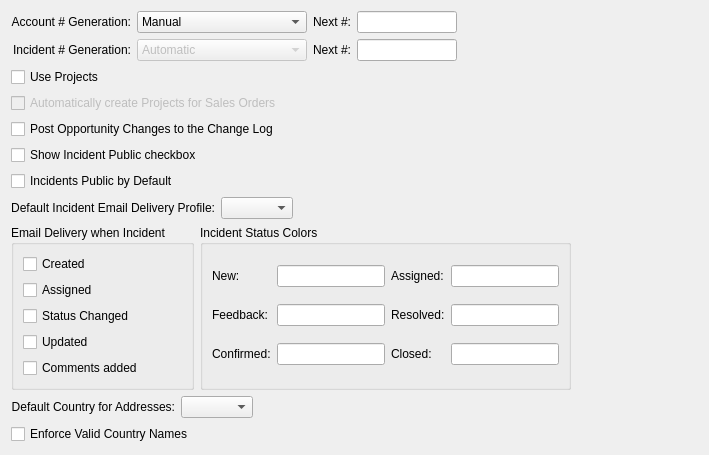
knowhow/xtuple, file guiclient/configureCRM.ui: the form before one commit.
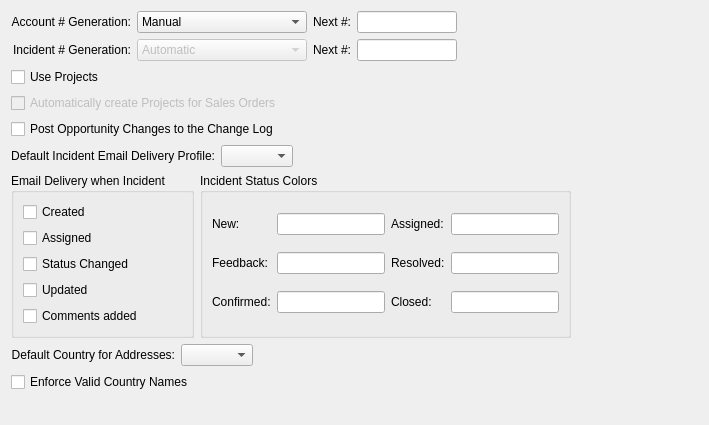
The form after the commit. Custom widgets are drawn as their Qt base class.

Patch:
```diff
--- a/guiclient/configureCRM.ui
+++ b/guiclient/configureCRM.ui
@@ -189,20 +189,6 @@
              </property>
             </widget>
            </item>
-           <item>
-            <widget class="QCheckBox" name="_incidentsPublicShow">
-             <property name="text">
-              <string>Show Incident Public checkbox</string>
-             </property>
-            </widget>
-           </item>
-           <item>
-            <widget class="QCheckBox" name="_incidentsPublicDefault">
-             <property name="text">
-              <string>Incidents Public by Default</string>
-             </property>
-            </widget>
-           </item>
            <item>
             <layout class="QHBoxLayout">
              <item>
```
Left out of the diff: 4 changed lines with no effect on the pictures.
